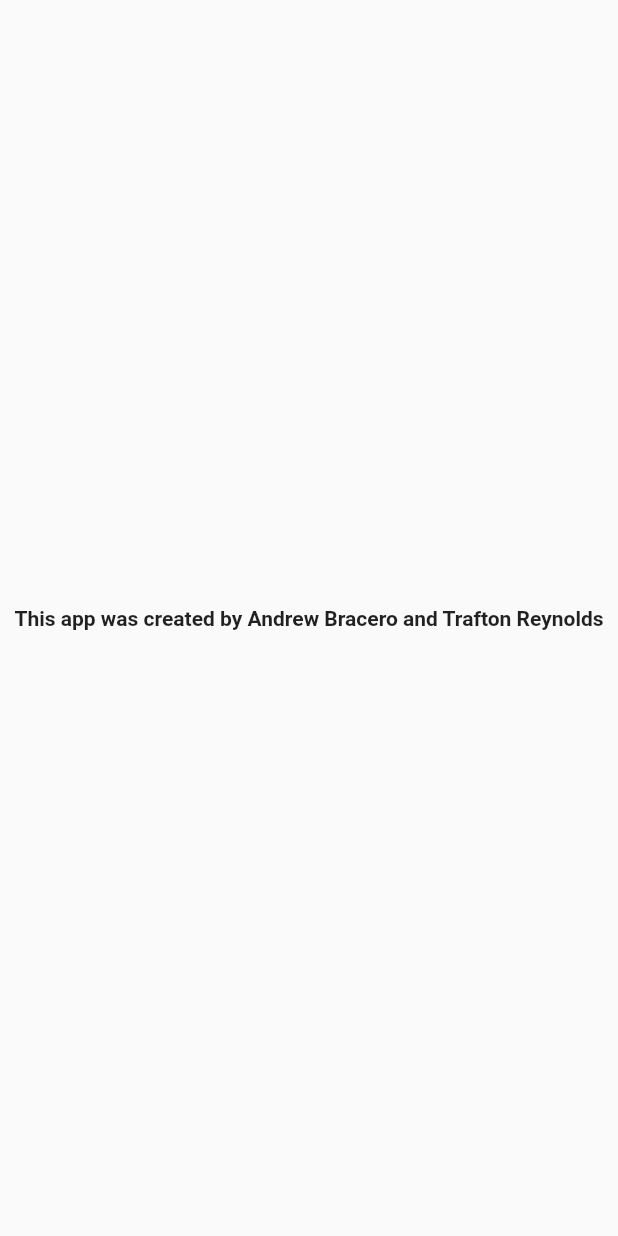
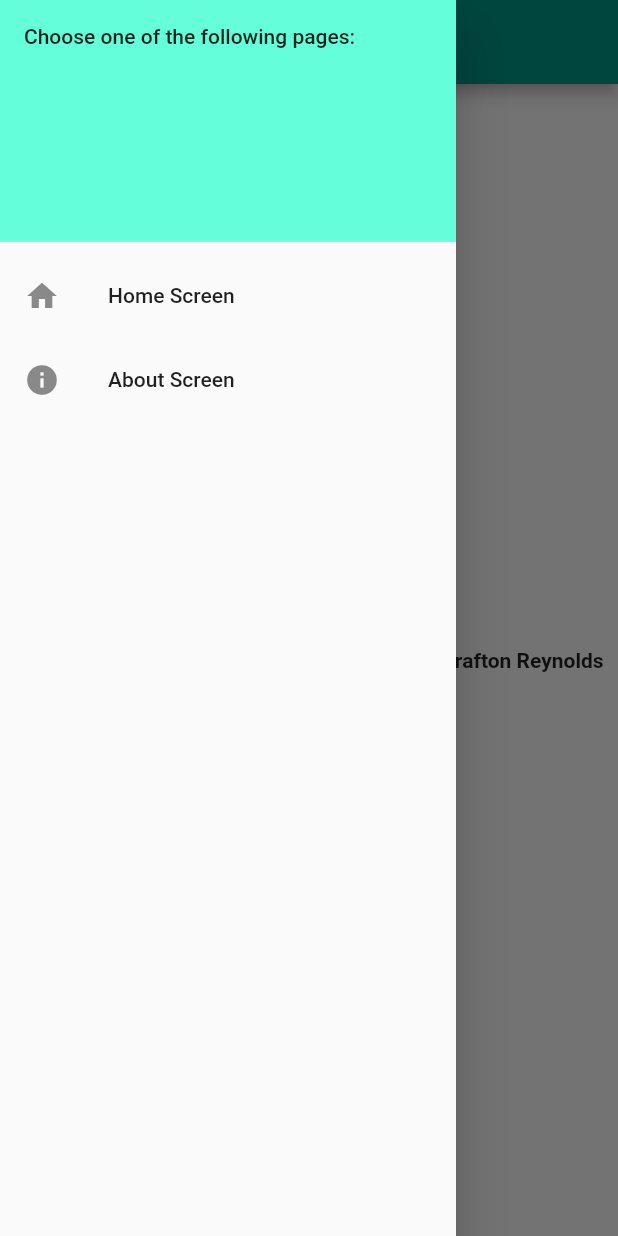
Before and after one commit to traftonrey/uncw-landmark-application, a Flutter app: the AboutScreen screen opened directly, with the side drawer open (before the commit the screen has no drawer), on a phone screen of 412 x 824 dp. Run offline on Flutter 3.47's test engine with Material 2 defaults, Android fonts, the phone set to English and light mode, and no system bars; our stand-ins replace firebase_auth, firebase_core; missing offline and left inert: cloud_firestore_web, firebase_auth_web, firebase_core_web; accounts and stored records are empty.

Commit message:
about screen appbar/drawer

```diff
--- a/lib/about_screen.dart
+++ b/lib/about_screen.dart
@@ -1,12 +1,43 @@
 import 'package:flutter/material.dart';
+import 'home_screen.dart';
 
 class AboutScreen extends StatelessWidget {
   const AboutScreen({super.key});
 
   @override
   Widget build(BuildContext context) {
-    return const Scaffold(
-        body: Center(
+    return Scaffold(
+        appBar: AppBar(
+          title: const Text("About Us"),
+          backgroundColor: Colors.teal,
+        ),
+        drawer: Drawer(
+            child: ListView(
+          padding: EdgeInsets.zero,
+          children: [
+            const DrawerHeader(
+              decoration: BoxDecoration(color: Colors.tealAccent),
+              child: Text("Choose one of the following pages:"),
+            ),
+            ListTile(
+              leading: const Icon(Icons.home),
+              title: const Text("Home Screen"),
+              onTap: () {
+                Navigator.of(context).push(MaterialPageRoute(
+                    builder: (context) => const HomeScreen()));
+              },
+            ),
+            ListTile(
+              leading: const Icon(Icons.info),
+              title: const Text("About Screen"),
+              onTap: () {
+                Navigator.of(context).push(MaterialPageRoute(
+                    builder: (context) => const AboutScreen()));
+              },
+            )
+          ],
+        )),
+        body: const Center(
             child: Text(
                 "This app was created by Andrew Bracero and Trafton Reynolds",
                 style: TextStyle(
```
